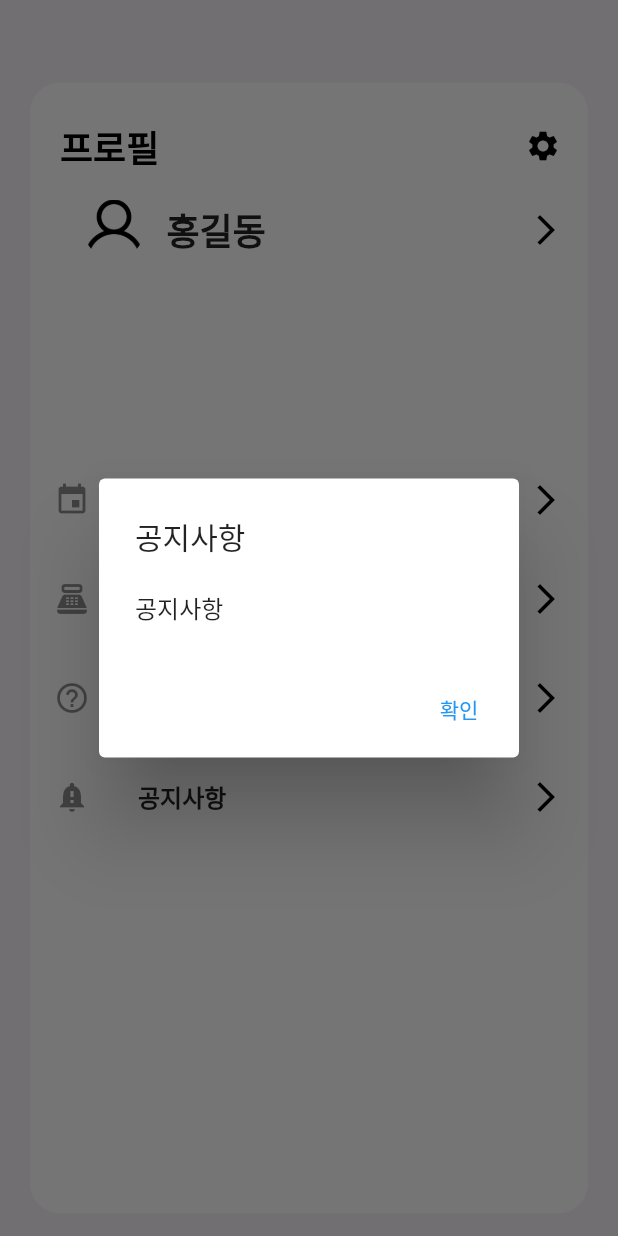
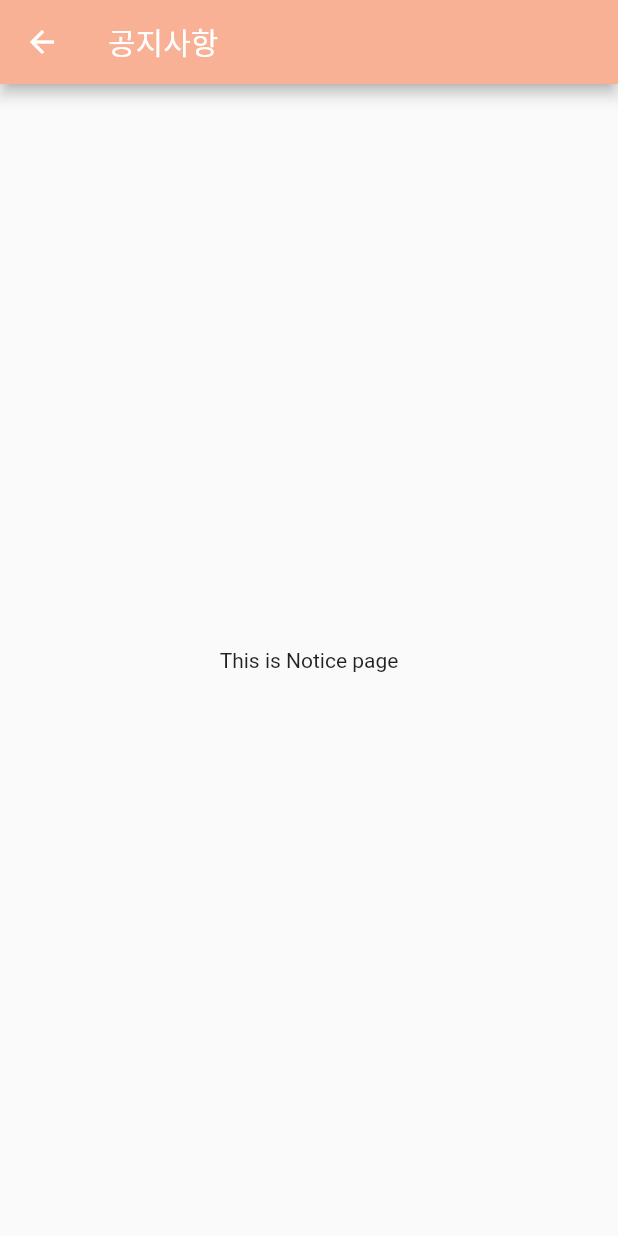
Before and after one commit to SHINYOONCHAN/Aily, a Flutter app: the Account_screen screen opened directly, after a tap on "공지사항", on a phone screen of 412 x 824 dp. Run offline on Flutter 3.47's test engine with Material 2 defaults, Android fonts, the phone set to English and light mode, and no system bars; our stand-ins replace flutter_native_splash, google_maps_flutter, image_picker, liquid_progress_indicator, qr_flutter; missing offline and left inert: flutter_barcode_scanner, gradients, label_marker, mysql1.

Commit message:
페이지 이동

```diff
--- a/lib/board/notice_screen.dart
+++ b/lib/board/notice_screen.dart
@@ -1,13 +1,13 @@
 import 'package:flutter/material.dart';
 
-class NoticePage extends StatefulWidget {
-  const NoticePage({Key? key}) : super(key: key);
+class NoticeScreen extends StatefulWidget {
+  const NoticeScreen({Key? key}) : super(key: key);
 
   @override
-  _NoticePageState createState() => _NoticePageState();
+  _NoticeScreenState createState() => _NoticeScreenState();
   }
 
-  class _NoticePageState extends State<NoticePage> {
+  class _NoticeScreenState extends State<NoticeScreen> {
   Color myColor = const Color(0xFFF8B195);
 
   @override
--- a/lib/screens/account_screen.dart
+++ b/lib/screens/account_screen.dart
@@ -7,6 +7,8 @@ import 'package:image_picker/image_picker.dart';
 import 'package:mysql1/mysql1.dart';
 import 'package:Aily/proves/UserProvider.dart';
 import 'package:provider/provider.dart';
+import 'package:Aily/board/faq_screen.dart';
+import 'package:Aily/board/notice_screen.dart';
 
 class Account_screen extends StatefulWidget {
   const Account_screen({Key? key}) : super(key: key);
@@ -225,7 +227,7 @@ class _Account_screenState extends State<Account_screen> {
                       title: const Text('자주 묻는 질문(FAQ)', style: TextStyle(fontWeight: FontWeight.bold)),
                       trailing: const Icon(Icons.arrow_forward_ios, color: Colors.black),
                       onTap: () {
-                        showMsg(context, 'FAQ', 'FAQ');
+                        Navigator.push(context, MaterialPageRoute(builder: (context) => const FAQScreen()));
                       },
                     ),
                     const SizedBox(height: 10),
@@ -234,7 +236,7 @@ class _Account_screenState extends State<Account_screen> {
                       title: const Text('공지사항', style: TextStyle(fontWeight: FontWeight.bold)),
                       trailing: const Icon(Icons.arrow_forward_ios, color: Colors.black),
                       onTap: () {
-                        showMsg(context, '공지사항', '공지사항');
+                        Navigator.push(context, MaterialPageRoute(builder: (context) => const NoticeScreen()));
                       },
                     ),
                   ],
```
Also changed, not shown: lib/board/faq_screen.dart (+4 -4 lines).
